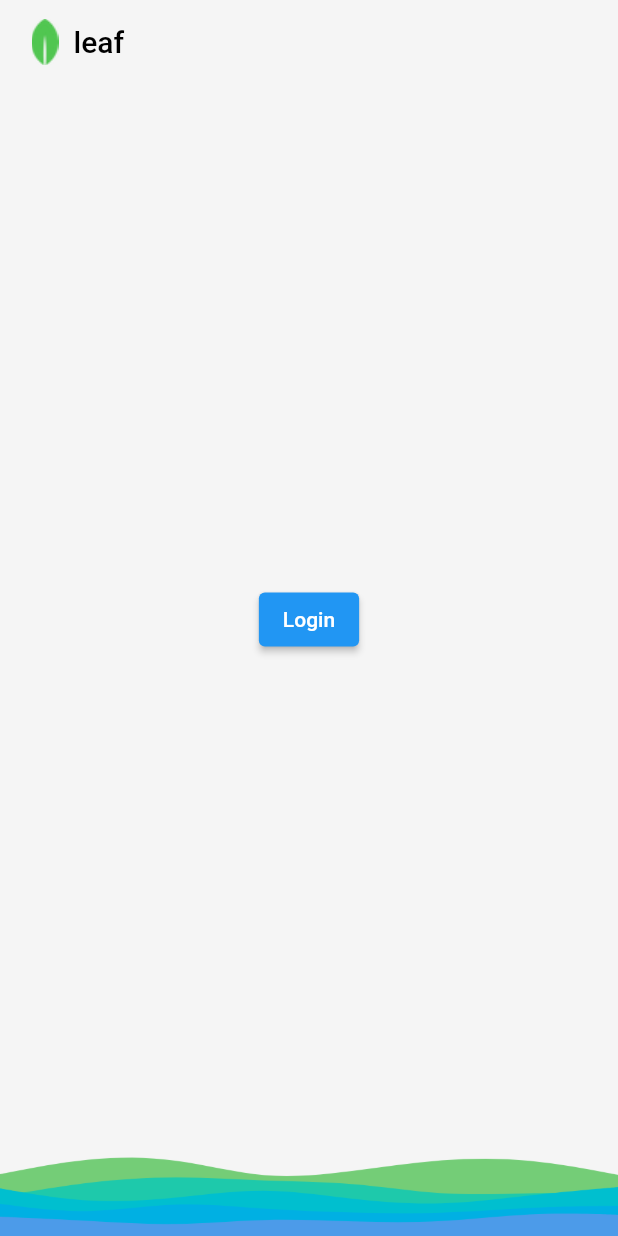
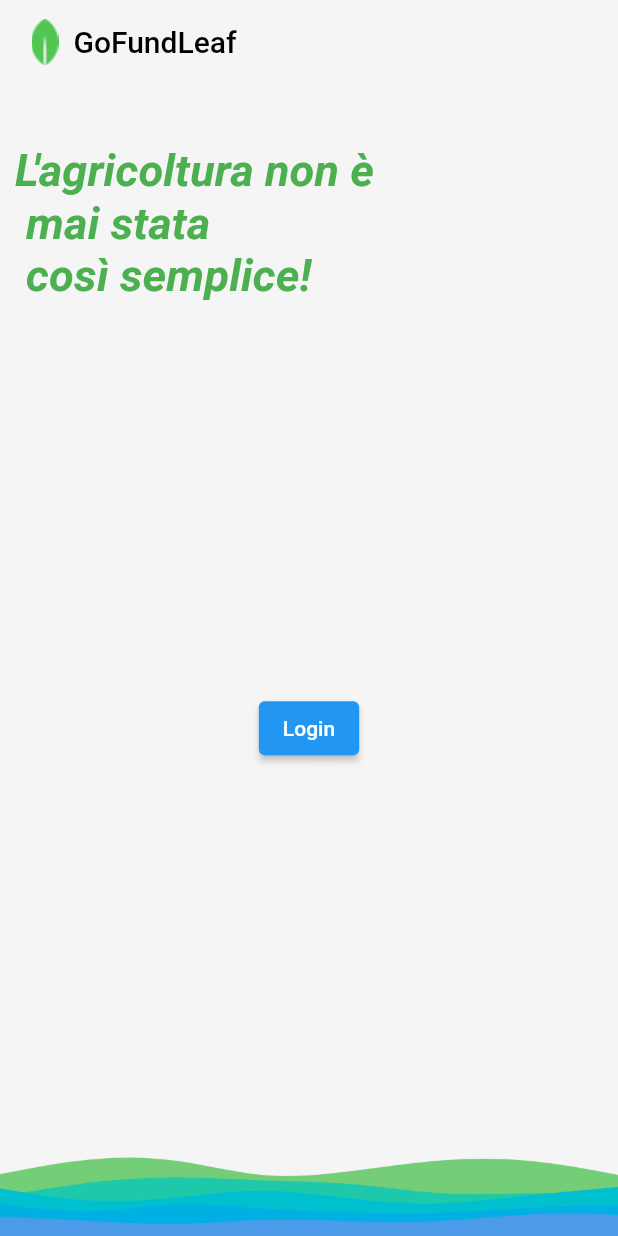
Before and after one commit to aldotestino/GoFundLeaf, a Flutter app: the screen it shows after launch, on a phone screen of 412 x 824 dp. Run offline on Flutter 3.47's test engine with Material 2 defaults, Android fonts, the phone set to English and light mode, and no system bars; our stand-ins replace google_sign_in; accounts and stored records are empty.

Commit message:
modificato design home e colore elimina account

```diff
--- a/frontend/lib/screens/home.dart
+++ b/frontend/lib/screens/home.dart
@@ -1,3 +1,5 @@
+// ignore_for_file: prefer_const_literals_to_create_immutables
+
 import 'package:flutter/cupertino.dart';
 import 'package:flutter/material.dart';
 import 'package:gofundleaf/screens/profile.dart';
@@ -23,7 +25,7 @@ class _HomeState extends State<Home> {
             children: [
               Image.asset('assets/images/small.png'),
               const SizedBox(width: 10),
-              const Text('leaf')
+              const Text('GoFundLeaf')
             ],
           ),
         ),
@@ -31,7 +33,29 @@ class _HomeState extends State<Home> {
       body: Column(
         mainAxisAlignment: MainAxisAlignment.spaceBetween,
         children: [
-          const SizedBox(),
+          Container(
+            child: Column(
+              children: [
+                const SizedBox(height: 40, width: 10),
+                Row(
+                  children: [
+                    const Padding(
+                      padding: EdgeInsets.all(5),
+                    ),
+                    const Text(
+                      'L\'agricoltura non è \n mai stata \n così semplice!',
+                      style: TextStyle(
+                        fontSize: 30,
+                        fontStyle: FontStyle.italic,
+                        color: Colors.green,
+                        fontWeight: FontWeight.bold,
+                      ),
+                    ),
+                  ],
+                ),
+              ],
+            ),
+          ),
           Center(
             child: _loading
                 ? const CupertinoActivityIndicator()
--- a/frontend/lib/screens/profile.dart
+++ b/frontend/lib/screens/profile.dart
@@ -57,7 +57,10 @@ class _ProfileState extends State<Profile> {
                     },
                   ),
                   PopupMenuItem(
-                    child: const Text('Elimina profilo'),
+                    child: const Text(
+                      'Elimina profilo',
+                      style: TextStyle(color: Colors.red),
+                    ),
                     value: 'delete_profile',
                     onTap: () async {
                       final deleted =
```
Also changed, not shown: frontend/assets/images/big.png (added).
